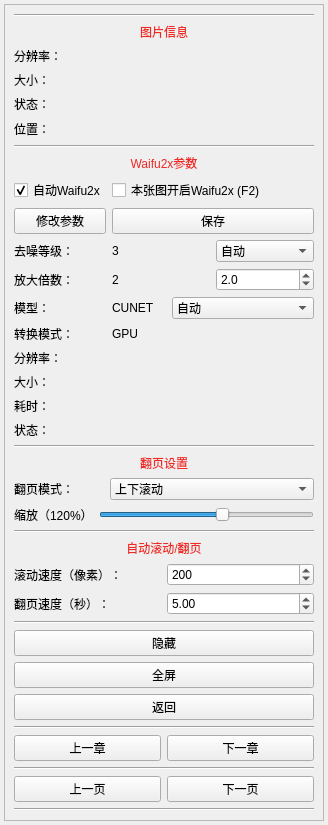
The window that ui/component/ui_read_tool.ui (tonquer/picacg-qt) describes before a commit, drawn with Qt 5.
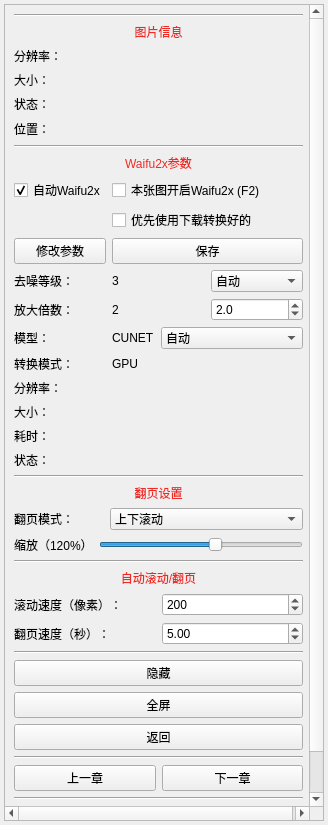
The same window after the commit. Custom widgets are drawn as their Qt base class.

Patch:
```diff
--- a/ui/component/ui_read_tool.ui
+++ b/ui/component/ui_read_tool.ui
@@ -42,8 +42,8 @@
        <rect>
         <x>0</x>
         <y>0</y>
-        <width>318</width>
-        <height>815</height>
+        <width>310</width>
+        <height>825</height>
        </rect>
       </property>
       <layout class="QVBoxLayout" name="verticalLayout_2">
@@ -152,14 +152,111 @@
          </item>
          <item>
           <layout class="QGridLayout" name="gridLayout">
+           <item row="6" column="1">
+            <layout class="QHBoxLayout" name="horizontalLayout_8">
+             <item>
+              <widget class="QLabel" name="modelLabel">
+               <property name="text">
+                <string>CUNET</string>
+               </property>
+              </widget>
+             </item>
+             <item>
+              <widget class="WheelComboBox" name="modelBox">
+               <item>
+                <property name="text">
+                 <string>自动</string>
+                </property>
+               </item>
+               <item>
+                <property name="text">
+                 <string>cunet</string>
+                </property>
+               </item>
+               <item>
+                <property name="text">
+                 <string>photo</string>
+                </property>
+               </item>
+               <item>
+                <property name="text">
+                 <string>anime_style_art_rgb</string>
+                </property>
+               </item>
+              </widget>
+             </item>
+            </layout>
+           </item>
+           <item row="6" column="0">
+            <widget class="QLabel" name="label_8">
+             <property name="maximumSize">
+              <size>
+               <width>35</width>
+               <height>16777215</height>
+              </size>
+             </property>
+             <property name="text">
+              <string>模型：</string>
+             </property>
+            </widget>
+           </item>
+           <item row="5" column="0">
+            <widget class="QLabel" name="label_3">
+             <property name="text">
+              <string>放大倍数：</string>
+             </property>
+            </widget>
+           </item>
+           <item row="7" column="0">
+            <widget class="QLabel" name="label_9">
+             <property name="text">
+              <string>转换模式：</string>
+             </property>
+            </widget>
+           </item>
+           <item row="10" column="0">
+            <widget class="QLabel" name="tickLabel">
+             <property name="text">
+              <string>耗时：</string>
+             </property>
+            </widget>
+           </item>
            <item row="10" column="1">
+            <widget class="QLabel" name="waifu2xTick">
+             <property name="text">
+              <string/>
+             </property>
+            </widget>
+           </item>
+           <item row="7" column="1">
+            <widget class="QLabel" name="gpuLabel">
+             <property name="text">
+              <string>GPU</string>
+             </property>
+            </widget>
+           </item>
+           <item row="8" column="1">
+            <widget class="QLabel" name="waifu2xRes">
+             <property name="text">
+              <string/>
+             </property>
+            </widget>
+           </item>
+           <item row="11" column="1">
             <widget class="QLabel" name="waifu2xStatus">
              <property name="text">
               <string/>
              </property>
             </widget>
            </item>
-           <item row="2" column="1">
+           <item row="3" column="0">
+            <widget class="QPushButton" name="waifu2xSave">
+             <property name="text">
+              <string>修改参数</string>
+             </property>
+            </widget>
+           </item>
+           <item row="3" column="1">
             <layout class="QHBoxLayout" name="horizontalLayout_9">
              <item>
               <widget class="QPushButton" name="waifu2xCancle">
@@ -170,7 +267,55 @@
              </item>
             </layout>
            </item>
-           <item row="4" column="1">
+           <item row="9" column="1">
+            <widget class="QLabel" name="waifu2xSize">
+             <property name="text">
+              <string/>
+             </property>
+            </widget>
+           </item>
+           <item row="4" column="0">
+            <widget class="QLabel" name="label_2">
+             <property name="text">
+              <string>去噪等级：</string>
+             </property>
+            </widget>
+           </item>
+           <item row="1" column="0">
+            <widget class="QCheckBox" name="checkBox">
+             <property name="styleSheet">
+              <string notr="true"/>
+             </property>
+             <property name="text">
+              <string>自动Waifu2x</string>
+             </property>
+             <property name="checked">
+              <bool>true</bool>
+             </property>
+            </widget>
+           </item>
+           <item row="1" column="1">
+            <widget class="QCheckBox" name="curWaifu2x">
+             <property name="text">
+              <string>本张图开启Waifu2x (F2)</string>
+             </property>
+            </widget>
+           </item>
+           <item row="11" column="0">
+            <widget class="QLabel" name="stateWaifu">
+             <property name="text">
+              <string>状态：</string>
+             </property>
+            </widget>
+           </item>
+           <item row="8" column="0">
+            <widget class="QLabel" name="resolutionWaifu">
+             <property name="text">
+              <string>分辨率：</string>
+             </property>
+            </widget>
+           </item>
+           <item row="5" column="1">
             <layout class="QHBoxLayout" name="horizontalLayout_6">
              <item>
               <widget class="QLabel" name="scaleLabel">
@@ -197,125 +342,14 @@
              </item>
             </layout>
            </item>
-           <item row="6" column="0">
-            <widget class="QLabel" name="label_9">
-             <property name="text">
-              <string>转换模式：</string>
-             </property>
-            </widget>
-           </item>
-           <item row="8" column="1">
-            <widget class="QLabel" name="waifu2xSize">
-             <property name="text">
-              <string/>
-             </property>
-            </widget>
-           </item>
-           <item row="3" column="0">
-            <widget class="QLabel" name="label_2">
-             <property name="text">
-              <string>去噪等级：</string>
-             </property>
-            </widget>
-           </item>
-           <item row="6" column="1">
-            <widget class="QLabel" name="gpuLabel">
-             <property name="text">
-              <string>GPU</string>
-             </property>
-            </widget>
-           </item>
            <item row="9" column="0">
-            <widget class="QLabel" name="tickLabel">
-             <property name="text">
-              <string>耗时：</string>
-             </property>
-            </widget>
-           </item>
-           <item row="9" column="1">
-            <widget class="QLabel" name="waifu2xTick">
-             <property name="text">
-              <string/>
-             </property>
-            </widget>
-           </item>
-           <item row="10" column="0">
-            <widget class="QLabel" name="stateWaifu">
-             <property name="text">
-              <string>状态：</string>
-             </property>
-            </widget>
-           </item>
-           <item row="4" column="0">
-            <widget class="QLabel" name="label_3">
-             <property name="text">
-              <string>放大倍数：</string>
-             </property>
-            </widget>
-           </item>
-           <item row="5" column="1">
-            <layout class="QHBoxLayout" name="horizontalLayout_8">
-             <item>
-              <widget class="QLabel" name="modelLabel">
-               <property name="text">
-                <string>CUNET</string>
-               </property>
-              </widget>
-             </item>
-             <item>
-              <widget class="WheelComboBox" name="modelBox">
-               <item>
-                <property name="text">
-                 <string>自动</string>
-                </property>
-               </item>
-               <item>
-                <property name="text">
-                 <string>cunet</string>
-                </property>
-               </item>
-               <item>
-                <property name="text">
-                 <string>photo</string>
-                </property>
-               </item>
-               <item>
-                <property name="text">
-                 <string>anime_style_art_rgb</string>
-                </property>
-               </item>
-              </widget>
-             </item>
-            </layout>
-           </item>
-           <item row="8" column="0">
             <widget class="QLabel" name="sizeWaifu">
              <property name="text">
               <string>大小：</string>
              </property>
             </widget>
            </item>
-           <item row="5" column="0">
-            <widget class="QLabel" name="label_8">
-             <property name="maximumSize">
-              <size>
-               <width>35</width>
-               <height>16777215</height>
-              </size>
-             </property>
-             <property name="text">
-              <string>模型：</string>
-             </property>
-            </widget>
-           </item>
-           <item row="7" column="0">
-            <widget class="QLabel" name="resolutionWaifu">
-             <property name="text">
-              <string>分辨率：</string>
-             </property>
-            </widget>
-           </item>
-           <item row="3" column="1">
+           <item row="4" column="1">
             <layout class="QHBoxLayout" name="horizontalLayout_3">
              <item>
               <widget class="QLabel" name="noiseLabel">
@@ -355,37 +389,10 @@
              </item>
             </layout>
            </item>
-           <item row="7" column="1">
-            <widget class="QLabel" name="waifu2xRes">
+           <item row="2" column="1">
+            <widget class="QCheckBox" name="preDownWaifu2x">
              <property name="text">
-              <string/>
-             </property>
-            </widget>
-           </item>
-           <item row="2" column="0">
-            <widget class="QPushButton" name="waifu2xSave">
-             <property name="text">
-              <string>修改参数</string>
-             </property>
-            </widget>
-           </item>
-           <item row="1" column="1">
-            <widget class="QCheckBox" name="curWaifu2x">
-             <property name="text">
-              <string>本张图开启Waifu2x (F2)</string>
-             </property>
-            </widget>
-           </item>
-           <item row="1" column="0">
-            <widget class="QCheckBox" name="checkBox">
-             <property name="styleSheet">
-              <string notr="true"/>
-             </property>
-             <property name="text">
-              <string>自动Waifu2x</string>
-             </property>
-             <property name="checked">
-              <bool>true</bool>
+              <string>优先使用下载转换好的</string>
              </property>
             </widget>
            </item>
```
